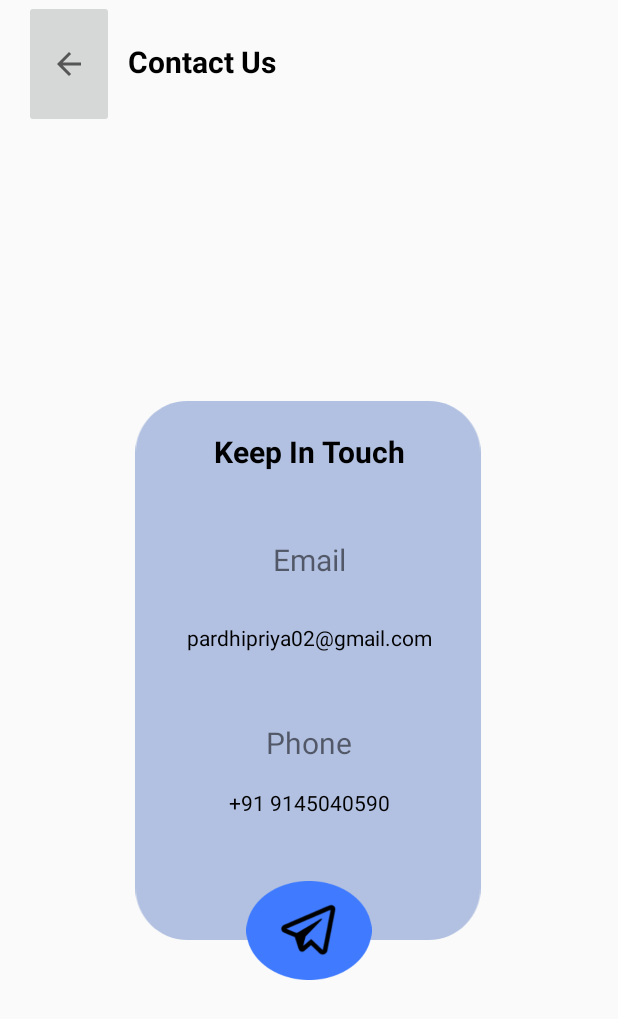
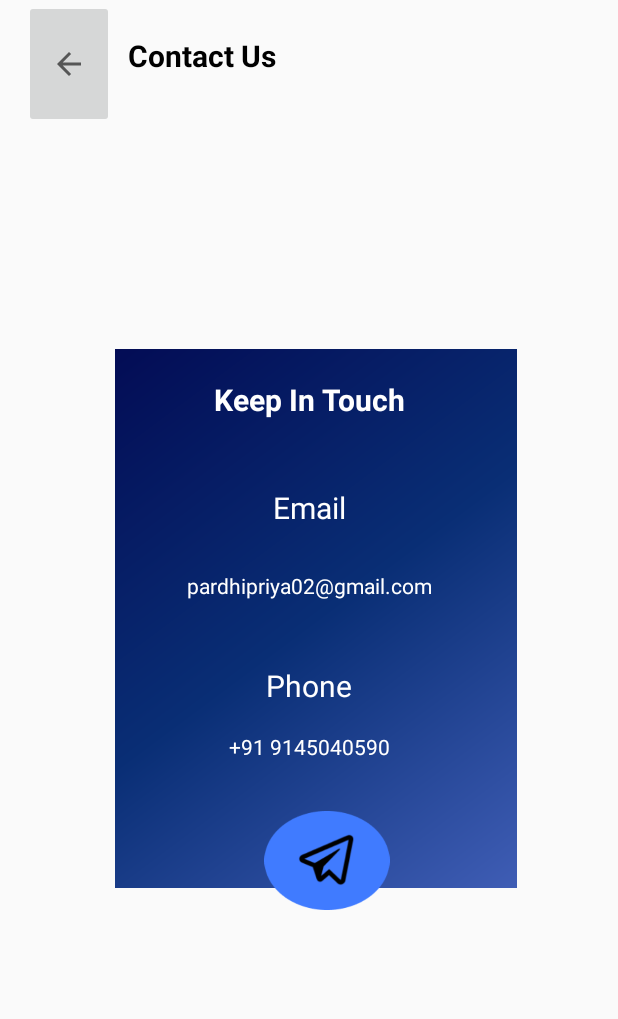
Before and after one commit to AadeshPatil/EvCharz, an Android app: the AboutUsActivity screen opened directly, with no data from a screen before it, on a phone screen of 412 x 824 dp. Shown: the top 1019 px of the screen. Run offline under Robolectric (Android 15) with nearby library versions, the phone set to English and light mode, and no system bars.

Commit message:
contact us

```diff
--- a/app/src/main/java/com/project/wheels_on_demand/Pages/HomeActivity.java
+++ b/app/src/main/java/com/project/wheels_on_demand/Pages/HomeActivity.java
@@ -237,6 +237,10 @@ public class HomeActivity extends AppCompatActivity implements NavigationView.On
                 Intent intent2 = new Intent(HomeActivity.this, MyBookingActivity.class);
                 startActivity(intent2);
                 break;
+            case R.id.nav_contact_us:
+                Intent intent6 = new Intent(HomeActivity.this, AboutUsActivity.class);
+                startActivity(intent6);
+                break;
             case R.id.nav_host_view:
                 DatabaseReference hostRef = firebaseDatabase.getReference("hostUserList");
                 hostRef.child(loggedUserMbNumber).get().addOnCompleteListener(task -> {
--- a/app/src/main/java/com/project/wheels_on_demand/Pages/LoginActivity.java
+++ b/app/src/main/java/com/project/wheels_on_demand/Pages/LoginActivity.java
@@ -56,16 +56,13 @@ public class LoginActivity extends AppCompatActivity {
     }
 
     private String formatPhoneNumber(String phoneNumber) {
-        if (!phoneNumber.startsWith("+")) {
-            phoneNumber = "+91" + phoneNumber;
-        }
         return phoneNumber;
     }
 
     private void initiatePhoneNumberVerification(String phoneNumber) {
         PhoneAuthOptions options =
                 PhoneAuthOptions.newBuilder(firebaseAuth)
-                        .setPhoneNumber(phoneNumber)
+                        .setPhoneNumber( "+91" +phoneNumber)
                         .setTimeout(60L, TimeUnit.SECONDS)
                         .setActivity(this)
                         .setCallbacks(new PhoneAuthProvider.OnVerificationStateChangedCallbacks() {
--- a/app/src/main/res/layout/activity_about_us.xml
+++ b/app/src/main/res/layout/activity_about_us.xml
@@ -12,11 +12,10 @@
         android:layout_height="359dp"
         app:layout_constraintBottom_toBottomOf="parent"
         app:layout_constraintEnd_toEndOf="parent"
-        app:layout_constraintHorizontal_bias="0.496"
+        app:layout_constraintHorizontal_bias="0.531"
         app:layout_constraintStart_toStartOf="parent"
         app:layout_constraintTop_toTopOf="parent"
-        app:layout_constraintVertical_bias="0.575"
-        app:srcCompat="@drawable/reg_card" />
+        app:srcCompat="@drawable/side_nav_bar" />
 
     <ImageView
         android:id="@+id/launchWhatsapp"
@@ -24,9 +23,10 @@
         android:layout_height="66dp"
         app:layout_constraintBottom_toBottomOf="parent"
         app:layout_constraintEnd_toEndOf="parent"
+        app:layout_constraintHorizontal_bias="0.541"
         app:layout_constraintStart_toStartOf="parent"
         app:layout_constraintTop_toTopOf="parent"
-        app:layout_constraintVertical_bias="0.775"
+        app:layout_constraintVertical_bias="0.713"
         app:srcCompat="@drawable/telegram_ico" />
 
     <TextView
@@ -35,7 +35,7 @@
         android:layout_height="wrap_content"
         android:text="Keep In Touch"
         android:textAlignment="center"
-        android:textColor="@color/black"
+        android:textColor="@color/white"
         android:textSize="20dp"
         android:textStyle="bold"
         app:layout_constraintBottom_toBottomOf="@+id/imageView12"
@@ -52,6 +52,7 @@
         android:text="Email"
         android:textAlignment="center"
         android:textSize="20dp"
+        android:textColor="@color/white"
         app:layout_constraintBottom_toBottomOf="@+id/imageView12"
         app:layout_constraintEnd_toEndOf="parent"
         app:layout_constraintHorizontal_bias="0.0"
@@ -65,7 +66,7 @@
         android:layout_height="33dp"
         android:text="pardhipriya02@gmail.com"
         android:textAlignment="center"
-        android:textColor="@color/black"
+        android:textColor="@color/white"
         app:layout_constraintBottom_toBottomOf="@+id/imageView12"
         app:layout_constraintEnd_toEndOf="parent"
         app:layout_constraintHorizontal_bias="0.0"
@@ -80,6 +81,7 @@
         android:text="Phone"
         android:textAlignment="center"
         android:textSize="20dp"
+        android:textColor="@color/white"
         app:layout_constraintBottom_toTopOf="@+id/launchWhatsapp"
         app:layout_constraintEnd_toEndOf="parent"
         app:layout_constraintHorizontal_bias="0.0"
@@ -93,7 +95,7 @@
         android:layout_height="wrap_content"
         android:text="+91 9145040590"
         android:textAlignment="center"
-        android:textColor="@color/black"
+        android:textColor="@color/white"
         app:layout_constraintBottom_toBottomOf="@+id/imageView12"
         app:layout_constraintEnd_toEndOf="parent"
         app:layout_constraintHorizontal_bias="1.0"
--- a/app/src/main/res/menu/main_menu.xml
+++ b/app/src/main/res/menu/main_menu.xml
@@ -33,7 +33,10 @@
             android:id="@+id/nav_profile"
 android:icon="@drawable/ic_baseline_boy_24"
             android:title="Profile" />
-
+        <item
+            android:id="@+id/nav_contact_us"
+            android:icon="@drawable/inquiry_icon"
+            android:title="Contact Us" />
         <item
             android:id="@+id/nav_Logout"
 android:icon="@drawable/logout_icon"
```
Also changed, not shown: app/src/main/AndroidManifest.xml (+6 -4 lines), app/src/main/java/com/project/wheels_on_demand/Pages/ContactUsActivity.java (added, +14 -0 lines), app/src/main/res/layout/activity_contact_us.xml (added, +11 -0 lines).
